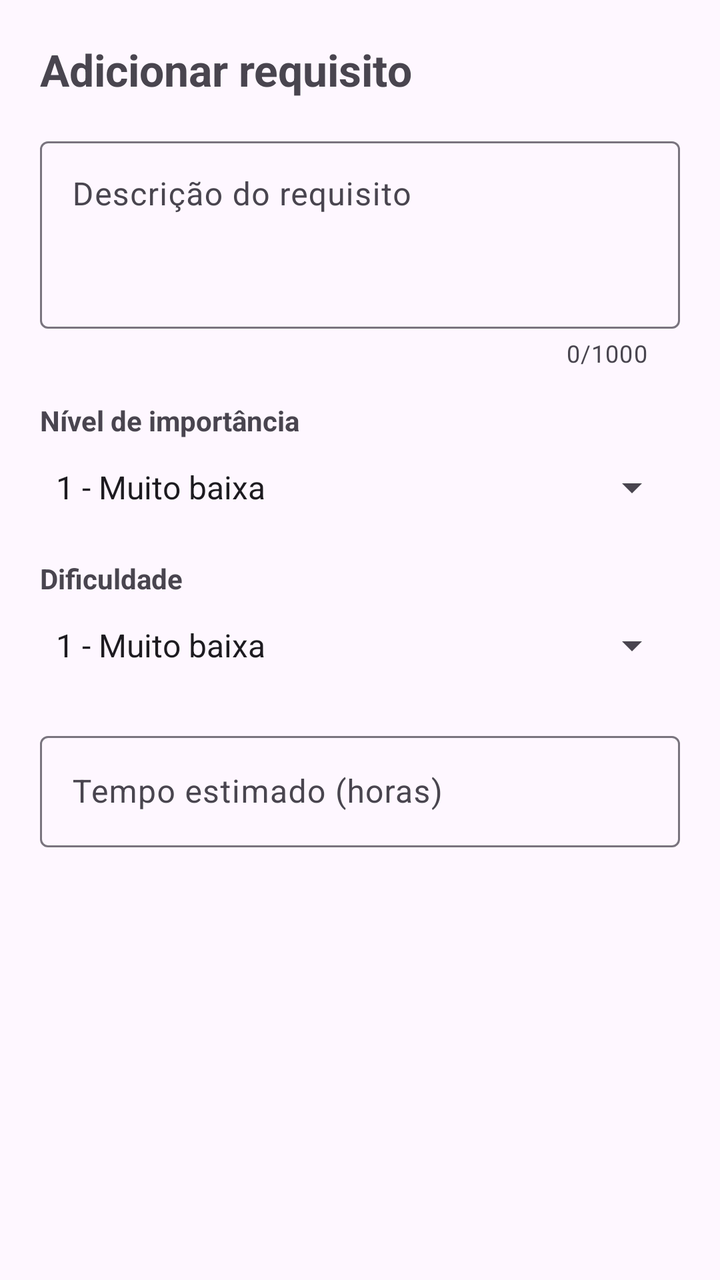
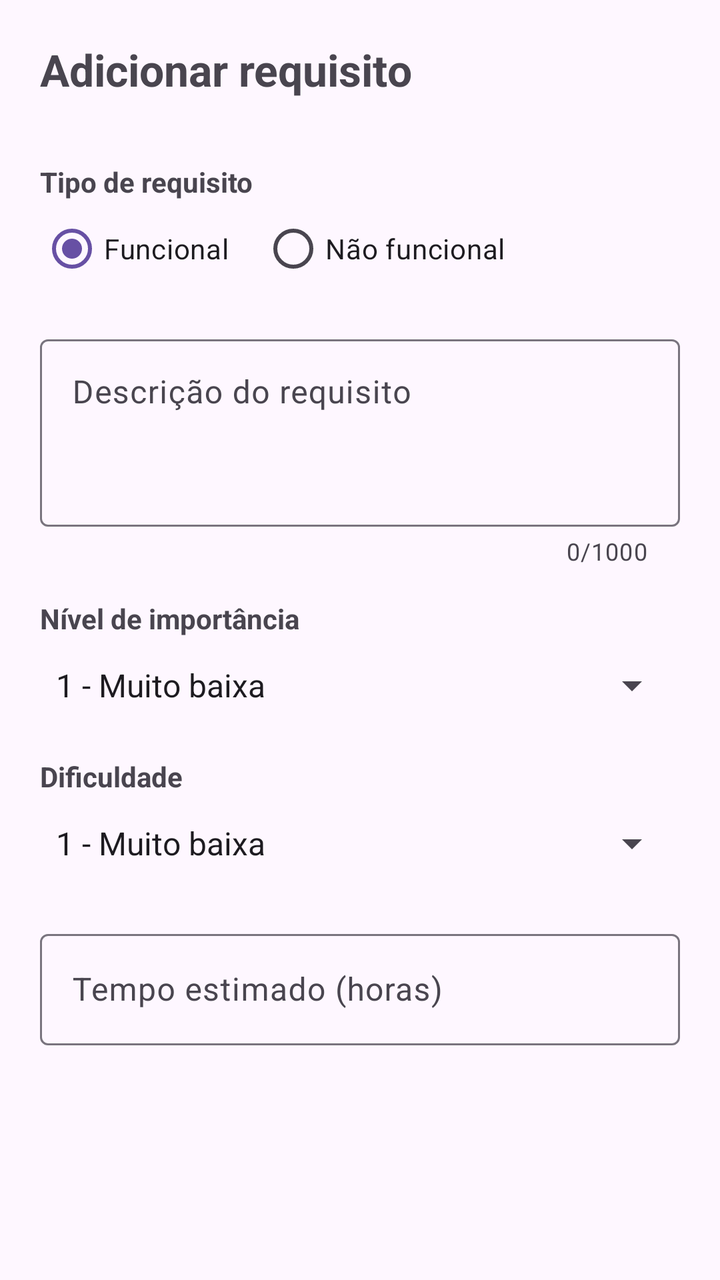

Compare the two renders of this Android layout. The source of the first and the diff that turns it into the second are given below.
<!-- AndroidManifest.xml: application theme Theme.TaskManagER -->
<!-- res/layout/dialog_requirement.xml -->
<?xml version="1.0" encoding="utf-8"?>
<ScrollView
    xmlns:android="http://schemas.android.com/apk/res/android"
    xmlns:app="http://schemas.android.com/apk/res-auto"
    android:layout_width="match_parent"
    android:layout_height="wrap_content"
    android:fillViewport="true">

    <LinearLayout
        android:layout_width="match_parent"
        android:layout_height="wrap_content"
        android:orientation="vertical"
        android:padding="20dp">

        <TextView
            android:id="@+id/tvDialogTitle"
            android:layout_width="match_parent"
            android:layout_height="wrap_content"
            android:text="Adicionar requisito"
            android:textSize="22sp"
            android:textStyle="bold"
            android:layout_marginBottom="16dp" />

        <com.google.android.material.textfield.TextInputLayout
            android:id="@+id/tiDescription"
            android:layout_width="match_parent"
            android:layout_height="wrap_content"
            android:hint="Descrição do requisito"
            app:counterEnabled="true"
            app:counterMaxLength="1000">

            <com.google.android.material.textfield.TextInputEditText
                android:id="@+id/etDescription"
                android:layout_width="match_parent"
                android:layout_height="wrap_content"
                android:minLines="3"
                android:maxLength="1000"
                android:gravity="top"
                android:inputType="textCapSentences|textMultiLine" />

        </com.google.android.material.textfield.TextInputLayout>

        <TextView
            android:layout_width="match_parent"
            android:layout_height="wrap_content"
            android:layout_marginTop="16dp"
            android:text="Nível de importância"
            android:textStyle="bold" />

        <Spinner
            android:id="@+id/spImportance"
            android:layout_width="match_parent"
            android:layout_height="48dp"
            android:entries="@array/requirement_levels" />

        <TextView
            android:layout_width="match_parent"
            android:layout_height="wrap_content"
            android:layout_marginTop="12dp"
            android:text="Dificuldade"
            android:textStyle="bold" />

        <Spinner
            android:id="@+id/spDifficulty"
            android:layout_width="match_parent"
            android:layout_height="48dp"
            android:entries="@array/requirement_levels" />

        <com.google.android.material.textfield.TextInputLayout
            android:id="@+id/tiTimeRequired"
            android:layout_width="match_parent"
            android:layout_height="wrap_content"
            android:layout_marginTop="16dp"
            android:hint="Tempo estimado (horas)">

            <com.google.android.material.textfield.TextInputEditText
                android:id="@+id/etTimeRequired"
                android:layout_width="match_parent"
                android:layout_height="wrap_content"
                android:inputType="numberDecimal" />

        </com.google.android.material.textfield.TextInputLayout>

    </LinearLayout>

</ScrollView>
<!-- resources referenced by this layout -->
<resources>
  <string-array name="requirement_levels">
          <item>1 - Muito baixa</item>
          <item>2 - Baixa</item>
          <item>3 - Média</item>
          <item>4 - Alta</item>
      </string-array>
  <style name="Theme.TaskManagER" parent="Base.Theme.TaskManagER" />
  <style name="Base.Theme.TaskManagER" parent="Theme.Material3.DayNight.NoActionBar">
          
          
      </style>
</resources>

<!-- the commit's change to res/layout/dialog_requirement.xml (unified diff, before → after) -->
@@ -21,10 +21,40 @@
             android:textStyle="bold"
             android:layout_marginBottom="16dp" />
 
+        <TextView
+            android:layout_width="match_parent"
+            android:layout_height="wrap_content"
+            android:layout_marginTop="16dp"
+            android:text="Tipo de requisito"
+            android:textStyle="bold" />
+
+        <RadioGroup
+            android:id="@+id/rgRequirementType"
+            android:layout_width="match_parent"
+            android:layout_height="wrap_content"
+            android:orientation="horizontal"
+            android:checkedButton="@id/rbFunctional">
+
+            <RadioButton
+                android:id="@+id/rbFunctional"
+                android:layout_width="wrap_content"
+                android:layout_height="wrap_content"
+                android:text="Funcional" />
+
+            <RadioButton
+                android:id="@+id/rbNonFunctional"
+                android:layout_width="wrap_content"
+                android:layout_height="wrap_content"
+                android:layout_marginStart="16dp"
+                android:text="Não funcional" />
+
+        </RadioGroup>
+
         <com.google.android.material.textfield.TextInputLayout
             android:id="@+id/tiDescription"
             android:layout_width="match_parent"
             android:layout_height="wrap_content"
+            android:layout_marginTop="16dp"
             android:hint="Descrição do requisito"
             app:counterEnabled="true"
             app:counterMaxLength="1000">
